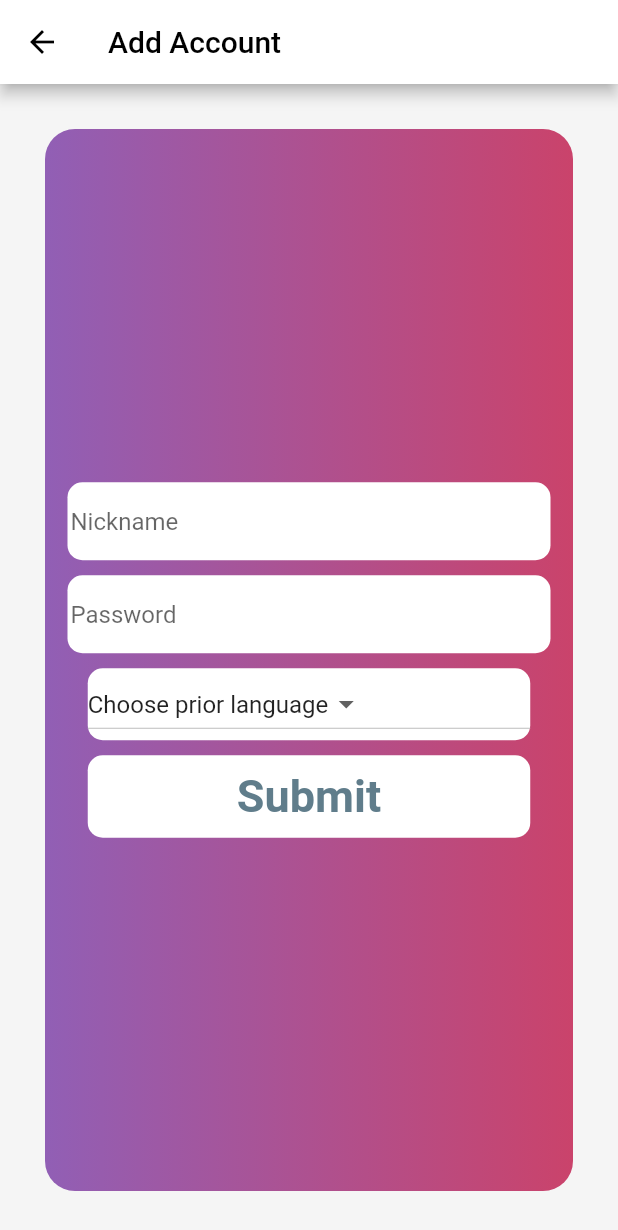
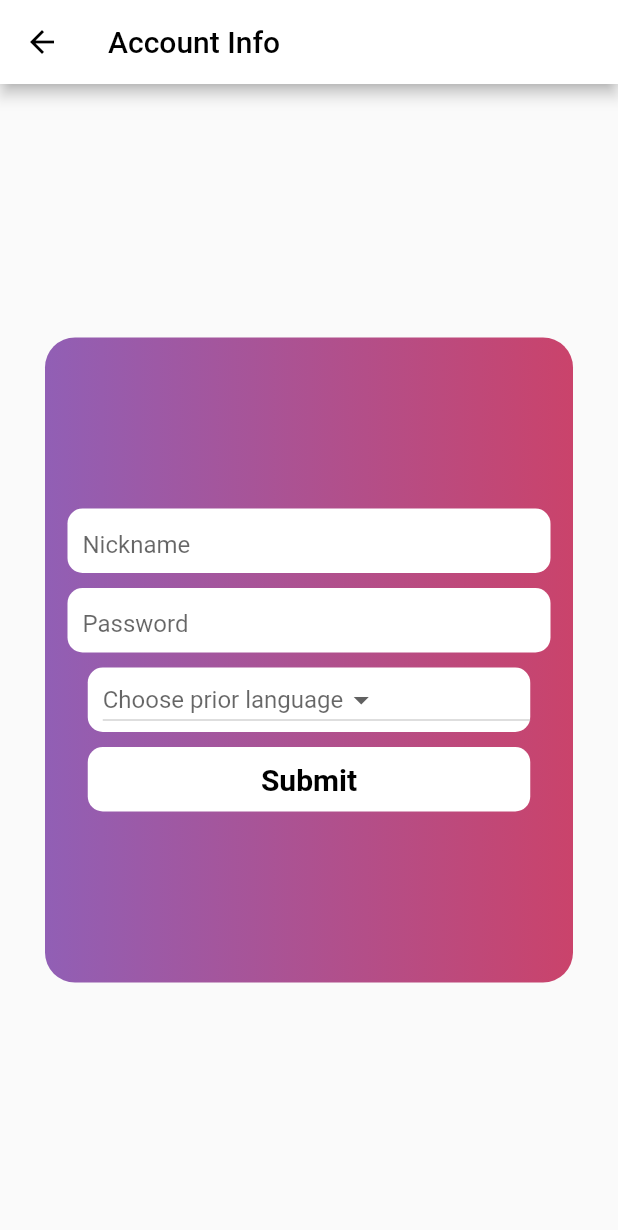
Before and after one commit to Kroha1999/SNMT_Flutter, a Flutter app: the AddAccountPage screen opened by its route, after a tap on "Instagram", on a phone screen of 412 x 824 dp. Shown: the top 1230 px of the screen. Run offline on Flutter 3.47's test engine with Material 2 defaults, Android fonts, the light colour scheme and no system bars; our stand-ins replace flutter_spinkit, shared_preferences, simple_animations; missing offline and left inert: flutter_advanced_networkimage; accounts and stored records are empty; statements that could not run were skipped.

Commit message:
Bug Fixes
fixed: navigation from 'Add account'
fixed: preloading images from URL
fixed: language  for the next account is already chosen (without View)
fixed: other little fixes

```diff
--- a/social_tool/lib/Accounts/instaAccount.dart
+++ b/social_tool/lib/Accounts/instaAccount.dart
@@ -105,6 +105,7 @@ class AccountData{
           this._nickName,
           this._socialNetwork,
           this._lang,
+          this._uid,
           this._imgUrl
         );
         return "Success";
--- a/social_tool/lib/Data/dataController.dart
+++ b/social_tool/lib/Data/dataController.dart
@@ -7,7 +7,7 @@ import 'package:social_tool/MainPage/accounts_tab.dart';
 
 class DataController{
 
-  static String lang;
+  static String chosenlang;
   static List<String> accountsStrings = []; // key: uid - represents curent accounts
   static List<AccountData> accountsDataInstances = [];
   //static List<AccountListEl> accountsViewInstances = [];
@@ -40,7 +40,7 @@ class DataController{
   //Get Account from local memory to accountsDataInstances and assighn View (with update params)
   static void getAccounts() async {
     var pref =  await SharedPreferences.getInstance();
-    //pref.remove("accounts");  //Cleaning account FOR TESTING
+    //pref.remove("accountsInstances");  //Cleaning account FOR TESTING
     var accsFromStorage = pref.getStringList("accountsInstances");
 
     if (accsFromStorage == null)
@@ -81,7 +81,7 @@ class DataController{
 
   //------------------------------VIEW---------------------------------------------
   //In Accounts tab
-  static void createAccView(fullName,nickName,socialNetwork,lang,imgUrl)
+  static void createAccView(fullName,nickName,socialNetwork,lang,uid,imgUrl)
   {
 
     AccountsListViewState.accounts.add(AccountListEl(
@@ -89,6 +89,7 @@ class DataController{
             nickName,
             socialNetwork,
             lang,
+            uid,
             imageurl: imgUrl,
             ));
 
--- a/social_tool/lib/MainPage/mainScreen.dart
+++ b/social_tool/lib/MainPage/mainScreen.dart
@@ -79,7 +79,7 @@ class _MyTabState extends State<Home> with SingleTickerProviderStateMixin {
       ),
 
       floatingActionButton: AnimatedSwitcher(
-        duration: Duration(milliseconds: 200),
+        duration: Duration(milliseconds: 100),
         child: fabOnTab(),
         transitionBuilder: (Widget child, Animation<double> animation){
           final scaleTween = TweenSequence([
@@ -117,4 +117,8 @@ class _MyTabState extends State<Home> with SingleTickerProviderStateMixin {
       );
 
   }
+
+  void navigateToPage(context,String pageRoute) async {
+
+  }
 }
--- a/social_tool/lib/Pages/addAccount.dart
+++ b/social_tool/lib/Pages/addAccount.dart
@@ -1,4 +1,6 @@
 import "package:flutter/material.dart";
+import 'package:flutter_advanced_networkimage/provider.dart';
+import 'package:flutter_spinkit/flutter_spinkit.dart';
 import "package:social_tool/Accounts/instaAccount.dart";
 import "package:social_tool/Data/dataController.dart";
 import 'package:social_tool/Data/globalVals.dart';
@@ -20,38 +22,23 @@ class AddAccountPage extends StatelessWidget {
 }
 
 
-
-//Dynamic
-class AccChooser extends StatefulWidget {
-  @override
-  AccChooserState createState() => AccChooserState();
+class AccChooser extends StatelessWidget {
+  void goNext(BuildContext context , var pageToGo){
+    Navigator.push(
+      context,
+      MaterialPageRoute(builder: (context) => pageToGo),
+      );
   }
-
-class AccChooserState extends State<AccChooser> {
-
-  static int page = 0;
-
-
-  void goNext(int numb){
-    setState(() {
-      page = numb;
-    });
-  }
-
-
-
 
   @override
   Widget build(BuildContext context) {
-
-    if(page == 0)
     return Container(
       child: Column(children: <Widget>[
         // INSTAGRAM ADD ACCOUNT
         GestureDetector(
           onTap: (){
             //Go to Insta Page
-              goNext(1);
+            goNext(context,AddInsta());
           },
           child: Container(
             margin: EdgeInsets.all(6.0),
@@ -67,8 +54,11 @@ class AccChooserState extends State<AccChooser> {
                     color: Colors.white,
                     image: DecorationImage(
                       fit: BoxFit.cover,
-                        image: NetworkImage(Globals.instImg
-                        )
+                      image: AdvancedNetworkImage(
+                        Globals.instImg,
+                        useDiskCache: true,
+                        cacheRule: CacheRule(maxAge: const Duration(days: 10))
+                      ),//NetworkImage(Globals.instImg)
                     )
                   ),
               ),
@@ -89,7 +79,7 @@ class AccChooserState extends State<AccChooser> {
         GestureDetector(
           onTap: (){
             //Go to Twitter Page (DEBUG to Insta)
-              goNext(1);
+            goNext(context,AddInsta());
           },
           child: Container(
             margin: EdgeInsets.all(6.0),
@@ -104,7 +94,11 @@ class AccChooserState extends State<AccChooser> {
                     color: Colors.white,
                     image: DecorationImage(
                       fit: BoxFit.cover,
-                        image: NetworkImage(Globals.twitImg)
+                      image: AdvancedNetworkImage(
+                        Globals.twitImg,
+                        useDiskCache: true,
+                        cacheRule: CacheRule(maxAge: const Duration(days: 10))
+                      ),//NetworkImage(Globals.twitImg)
                     )
                   ),
               ),
@@ -123,13 +117,6 @@ class AccChooserState extends State<AccChooser> {
         ),
       ],),
     );
-
-
-
-    else {
-      page = 0;
-      return AddInsta();
-    }
   }
 }
 
@@ -142,26 +129,20 @@ class AddInsta extends StatelessWidget {
 
 
 
-  void logIn(nick,pass,lang,context) async {
-    var acc = AccountData("Instagram");
-    String resp = await acc.auth(nick,pass,lang);
-    DataController.showMessage(context, resp.trimRight());
-    if(resp == 'Success'){
-      //SAVING ACCOUNTS TEST
-      DataController.accountsDataInstances.add(acc);
-      DataController.saveAccountsInstanses();
-      Navigator.of(context).pop();
-    }
-  }
-
-
 
   @override
   Widget build(BuildContext context) {
-    return Container(
+    return Scaffold(
+      appBar: AppBar(title: Text("Account Info",style: TextStyle(color: Globals.secondInterfaceCol),),iconTheme: IconThemeData(color: Globals.secondInterfaceCol), backgroundColor:  Globals.interfaceCol,),
+      body: Builder(
+        builder: (context) => Center(
+          child: Center(
+            child: SingleChildScrollView(
+              child: Container(
                 margin: EdgeInsets.all(30.0),
                 padding: EdgeInsets.all(10.0),
                 width: 360.0,
+                height: 430.0,
                 decoration: BoxDecoration(
                   borderRadius: BorderRadius.circular(20.0),
                   gradient: LinearGradient(
@@ -173,8 +154,9 @@ class AddInsta extends StatelessWidget {
                   child: Column(mainAxisAlignment: MainAxisAlignment.center,children: <Widget>[
                     //Nickname
                     Container(
+                      height: 43,
                       margin: EdgeInsets.all(5.0),
-            padding: EdgeInsets.all(2.0),
+                      padding: EdgeInsets.fromLTRB(10, 0, 0, 0),//EdgeInsets.all(2.0),
                       decoration: BoxDecoration(
                         borderRadius: BorderRadius.circular(10.0),
                         color: Colors.white,
@@ -191,8 +173,9 @@ class AddInsta extends StatelessWidget {
 
                     //Password
                     Container(
+                      height: 43,
                       margin: EdgeInsets.all(5.0),
-            padding: EdgeInsets.all(2.0),
+                      padding: EdgeInsets.fromLTRB(10, 0, 0, 0),
                       decoration: BoxDecoration(
                         borderRadius: BorderRadius.circular(10.0),
                         color: Colors.white,
@@ -209,8 +192,9 @@ class AddInsta extends StatelessWidget {
 
                     //Language choose
                     Container(
+                      height: 43,
                       margin: EdgeInsets.all(5.0),
-            padding: EdgeInsets.all(0.0),
+                      padding: EdgeInsets.fromLTRB(10, 0, 0, 0),
                       width: 295,
                       decoration: BoxDecoration(
                         borderRadius: BorderRadius.circular(10.0),
@@ -218,9 +202,89 @@ class AddInsta extends StatelessWidget {
                         ),
                       child: LangMenu(),
                     ),
+                    //Submit Button with Loading
+                    SubmitBtn(controllerNick: controllerNick,controllerPass: controllerPass,),
+                  ],)
+                ),
+              ),
+            ),
+          ),
+        ),
+      ),
+    );
+  }
+}
 
-          //Submit btn
-          GestureDetector(
+
+//SUBMIT BUTTON WITH LOADING STATE
+class SubmitBtn extends StatefulWidget {
+  final controllerNick;
+  final controllerPass;
+
+  const SubmitBtn({Key key, this.controllerNick,this.controllerPass}):super(key:key);
+
+  @override
+  _SubmitBtnState createState() => _SubmitBtnState();
+}
+
+class _SubmitBtnState extends State<SubmitBtn> {
+
+  bool _isLoading = false;
+
+
+  void logIn(nick,pass,lang,context) async {
+    var acc = AccountData("Instagram");
+    String resp = await acc.auth(nick,pass,lang);
+    if(resp.trimRight() == '"invalid_user"'){
+      DataController.showMessage(context, "Wrong username");
+    }else if(resp.trimRight() == '"bad_password"'){
+      DataController.showMessage(context, "Wrong password");
+    }else{
+      DataController.showMessage(context, resp.trimRight());
+    }
+
+    if(resp == 'Success'){
+      //SAVING ACCOUNTS TEST
+      DataController.chosenlang = null; //Making default value on successfull
+      DataController.accountsDataInstances.add(acc);
+      DataController.saveAccountsInstanses();
+      Navigator.of(context).popAndPushNamed('/home');
+      setState(() {
+      _isLoading = false;
+      });
+    }else{
+      setState(() {
+      _isLoading = false;
+      });
+    }
+  }
+
+  @override
+  Widget build(BuildContext context) {
+    return Container(
+      child: _isLoading ? _buildLoading() : _buildCommon(),
+    );
+  }
+
+
+  Widget _buildLoading(){
+    return GestureDetector(
+      child: Container(
+        margin: EdgeInsets.all(5.0),
+        padding: EdgeInsets.all(10.0),
+        width: 295,
+        height: 43,
+        decoration: BoxDecoration(
+        borderRadius: BorderRadius.circular(10.0),
+        color: Colors.white,
+        ),
+        child: Center(child: SpinKitThreeBounce(color: Globals.secondInterfaceCol,size: 20,),),
+      ),
+    );
+  }
+
+  Widget _buildCommon(){
+    return GestureDetector(
       child: Container(
         margin: EdgeInsets.all(5.0),
         padding: EdgeInsets.all(10.0),
@@ -229,38 +293,35 @@ class AddInsta extends StatelessWidget {
         borderRadius: BorderRadius.circular(10.0),
         color: Colors.white,
         ),
-              child: Center(child: Text("Submit",style: TextStyle(fontWeight: FontWeight.bold,fontSize: 30.0,color: Colors.blueGrey),)),
+        child: Center(child: Text("Submit",style: TextStyle(fontWeight: FontWeight.bold,fontSize: 20.0,color: Globals.secondInterfaceCol),)),
       ),
       onTap: (){
         //CREATING ACCOUNT
-              String nick = controllerNick.text;
-              String pass = controllerPass.text;
-              String lang = DataController.lang;//langControl.of(context)._curentVal;
+        String nick = widget.controllerNick.text;
+        String pass = widget.controllerPass.text;
+        String lang = DataController.chosenlang;//langControl.of(context)._curentVal;
         print("ADD ACCOUNT: Nick: $nick, Pass: $pass, Lang: $lang");
 
         if(nick == null || nick == ""){
           DataController.showMessage(context, "Please enter nickname");
         }else if(pass==null || pass == ""){
           DataController.showMessage(context, "Please enter password");
-              }else if(lang == null || lang == "Choose prior language"){
+        }else if(lang == null || lang == "null" || lang == "Choose prior language"){
           DataController.showMessage(context, "Please choose your language");
         }else if (DataController.checkIfLogged(nick,"Instagram")){
           DataController.showMessage(context, "You are already logged in");
         }else{
+          setState(() {
+           _isLoading=true;
+          });
           logIn(nick, pass, lang, context);
         }
 
 
       },
-          ),
-        ],)
-      ),
     );
   }
 }
-
-
-
 
 
 //LANGUAGE MENU CODE
@@ -272,14 +333,18 @@ class LangMenu extends StatefulWidget {
 }
 
 class _LangMenuState extends State<LangMenu> {
-  var _dropDownItems = ["Choose prior language","EN","DE","SC","AT","QW","RE","ZC",];
-  var _curentVal = "Choose prior language";
+  var _dropDownItems = ["EN","DE","SC","AT","QW","RE","ZC",];
+  var _curentVal = DataController.chosenlang;
 
 
   @override
   Widget build(BuildContext context) {
     return Container(
+      height: 44,
+      padding: EdgeInsets.all(0),
+      margin: EdgeInsets.all(0),
       child: DropdownButton<String>(
+        hint: Text("Choose prior language"),
         items: _dropDownItems.map((String dropDownStringItem){
           return DropdownMenuItem<String>(
             value: dropDownStringItem,
@@ -291,7 +356,7 @@ class _LangMenuState extends State<LangMenu> {
         onChanged: (String newValue){
           setState(() {
             this._curentVal = newValue;
-                  DataController.lang = newValue;
+            DataController.chosenlang = newValue;
           });
         },
 
--- a/social_tool/lib/SplashScreen/splashScreen.dart
+++ b/social_tool/lib/SplashScreen/splashScreen.dart
@@ -2,6 +2,7 @@
 import 'package:flutter/material.dart';
 import 'dart:math';
 import 'package:simple_animations/simple_animations.dart';
+import 'package:flutter_spinkit/flutter_spinkit.dart';
 
 import 'package:social_tool/Data/dataController.dart';
 import 'package:social_tool/MainPage/mainScreen.dart';
@@ -44,7 +45,7 @@ class _SplashScreenState extends State<SplashScreen> {
           )),
           Positioned.fill(
             child: Center(
-              child:Icon(Icons.supervised_user_circle,size: 100,color: Colors.white,) ,//Text("SNMT",style: TextStyle(color: Colors.white,fontWeight: FontWeight.bold,fontSize: 30.0),),
+              child:SpinKitCircle(color: Colors.white,duration: Duration(seconds: 1,milliseconds: 200),size: 30,),//Icon(Icons.supervised_user_circle,size: 100,color: Colors.white,) ,//Text("SNMT",style: TextStyle(color: Colors.white,fontWeight: FontWeight.bold,fontSize: 30.0),),
             )
           ),
         ],
@@ -59,11 +60,10 @@ class _SplashScreenState extends State<SplashScreen> {
         ),
       );
 
-  /// In this example, we just simply delay 3 seconds, nothing complicated.
   Future initData() async {
     //REstoring Data with accounts
     DataController.getAccounts();
-    await Future.delayed(Duration(seconds: 4));
+    await Future.delayed(Duration(seconds: 3));
   }
 
   /// Navigate to Home screen.
--- a/social_tool/pubspec.yaml
+++ b/social_tool/pubspec.yaml
@@ -22,6 +22,9 @@ dependencies:
   http: ^0.12.0+1
   shared_preferences: ^0.5.3+4
   simple_animations: ^1.3.3
+  flutter_spinkit: ^4.0.0
+  flutter_advanced_networkimage: ^0.5.0
+
   #flutter_bloc: ^0.4.12
 
   # The following adds the Cupertino Icons font to your application.
```
Also changed, not shown: social_tool/lib/MainPage/accounts_tab.dart (+14 -10 lines), social_tool/pubspec.lock, 1 other file. Lines whose indentation alone changed are shown as unchanged.
